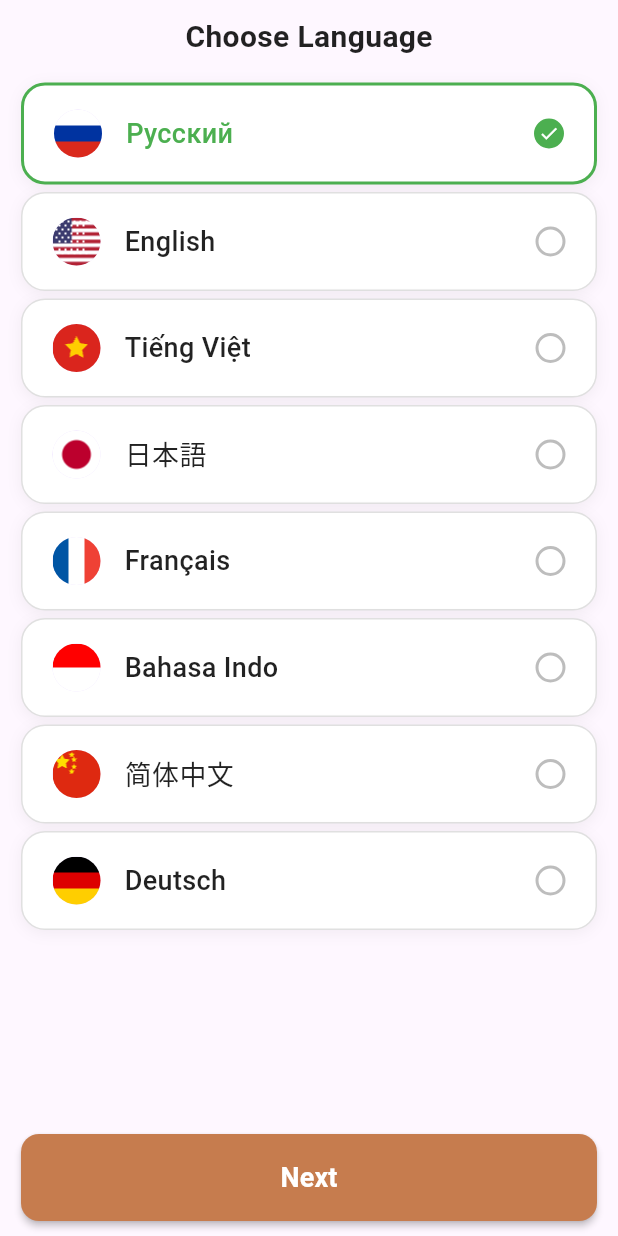
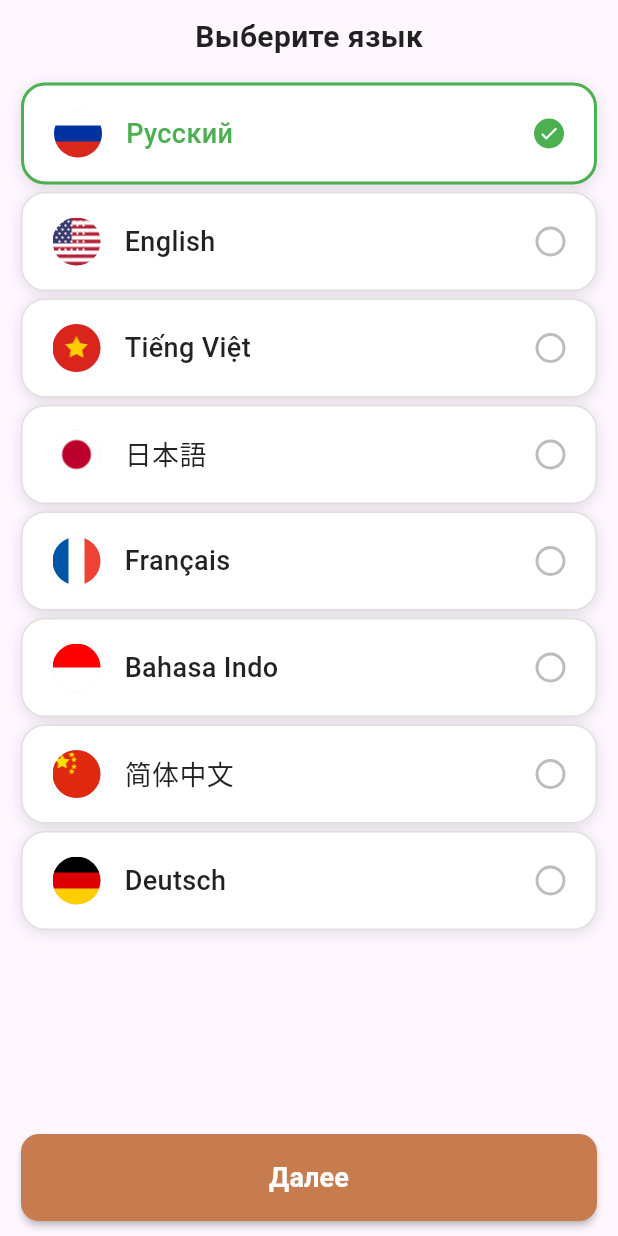
Before and after one commit to codecikoi/gwenchana, a Flutter app: the screen it shows after launch, after a tap on "Русский", on a phone screen of 412 x 824 dp. Run offline on Flutter 3.47's test engine with Material 3 defaults, Android fonts, the phone set to English and light mode, and no system bars; our stand-ins replace bloc, equatable, firebase_auth, firebase_core, flutter_bloc, flutter_dotenv and 4 more; missing offline and left inert: flutter_facebook_auth; accounts and stored records are empty.

Commit message:
fixed choose_lang_page, state problem

```diff
--- a/lib/presentation/pages/app_page.dart
+++ b/lib/presentation/pages/app_page.dart
@@ -10,8 +10,10 @@ class AppPage extends StatefulWidget {
 class _AppPageState extends State<AppPage> {
   @override
   Widget build(BuildContext context) {
-    return const Center(
-      child: Text('User name'),
+    return Scaffold(
+      body: const Center(
+        child: Text('User name'),
+      ),
     );
   }
 }
--- a/lib/presentation/pages/choose_lang_page.dart
+++ b/lib/presentation/pages/choose_lang_page.dart
@@ -3,6 +3,7 @@ import 'package:flutter_bloc/flutter_bloc.dart';
 import 'package:flutter_localization/flutter_localization.dart';
 import 'package:gwenchana/presentation/bloc/auth/language/language_bloc.dart';
 import 'package:gwenchana/core/localization/app_localization.dart';
+import 'package:gwenchana/presentation/bloc/auth/language/language_state.dart';
 import 'package:gwenchana/presentation/widgets/basic_appbutton.dart';
 import 'package:gwenchana/presentation/bloc/auth/language/language_event.dart';
 
@@ -32,6 +33,7 @@ class _ChooseLangPageState extends State<ChooseLangPage> {
   void _selectLanguage(String languageCode) {
     setState(() {
       selectedLanguage = languageCode;
+      FlutterLocalization.instance.translate(languageCode);
     });
     // отправляем событие в LanguageBloc
   }
@@ -39,12 +41,14 @@ class _ChooseLangPageState extends State<ChooseLangPage> {
   void _confirmLanguageSelection() {
     if (selectedLanguage.isNotEmpty) {
       context.read<LanguageBloc>().add(LanguageSelected(selectedLanguage));
-      // widget.onLanguageSelected();
+      widget.onLanguageSelected();
     }
   }
 
   @override
   Widget build(BuildContext context) {
+    return BlocBuilder<LanguageBloc, LanguageState>(
+      builder: (context, state) {
         return Scaffold(
           body: SafeArea(
             child: Padding(
@@ -96,7 +100,7 @@ class _ChooseLangPageState extends State<ChooseLangPage> {
                                   ),
                                   boxShadow: [
                                     BoxShadow(
-                                  color: Colors.black.withOpacity(0.05),
+                                      color: Colors.black.withAlpha(30),
                                       blurRadius: 8,
                                       offset: const Offset(0, 2),
                                     ),
@@ -105,7 +109,8 @@ class _ChooseLangPageState extends State<ChooseLangPage> {
                                 child: Row(
                                   children: [
                                     CircleAvatar(
-                                  backgroundImage: AssetImage(language['flag']),
+                                      backgroundImage:
+                                          AssetImage(language['flag']),
                                       radius: 16,
                                     ),
                                     const SizedBox(width: 16),
@@ -169,5 +174,7 @@ class _ChooseLangPageState extends State<ChooseLangPage> {
             ),
           ),
         );
+      },
+    );
   }
 }
```
Lines whose indentation alone changed are shown as unchanged.
